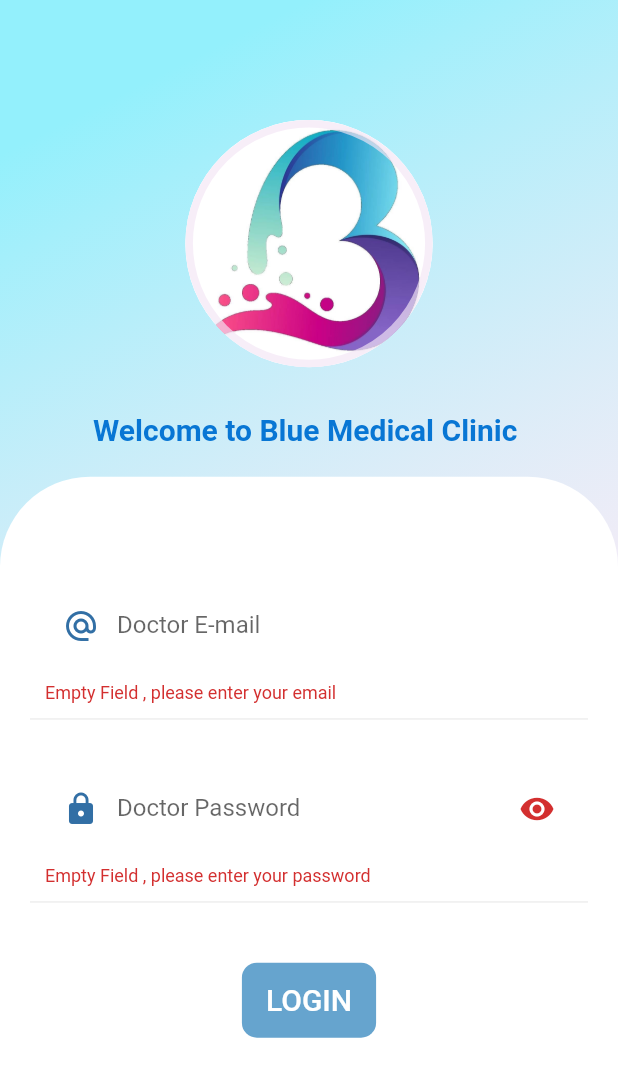
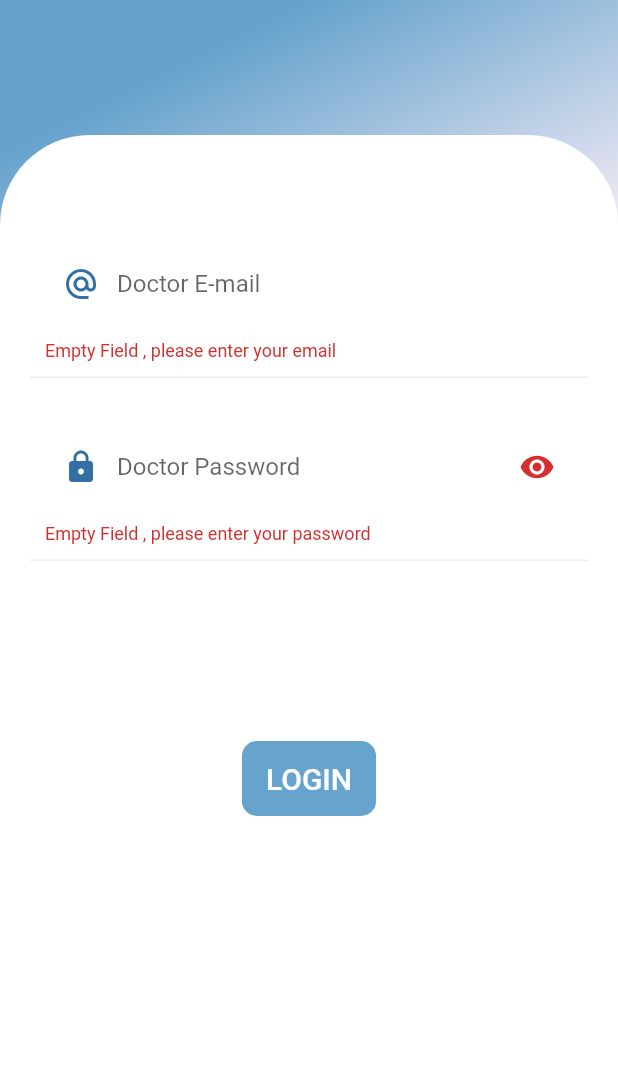
Before and after one commit to NohaAlsalem/Blue_MedicalClinic, a Flutter app: the DoctorLoginScreen screen opened directly, after a tap on "LOGIN", on a phone screen of 412 x 824 dp. Shown: the top 1077 px of the screen. Run offline on Flutter 3.47's test engine with Material 2 defaults, Android fonts, the light colour scheme and no system bars; our stand-ins replace bloc, cloud_firestore, conditional_builder_null_safety, firebase_auth, firebase_core, flutter_bloc and 4 more; accounts and stored records are empty.

Commit message:
Add files via upload

```diff
--- a/lib/modules/user.type.screens/doctor_screens/doctor_login_screen/doctor_login_screen.dart
+++ b/lib/modules/user.type.screens/doctor_screens/doctor_login_screen/doctor_login_screen.dart
@@ -1,6 +1,5 @@
 import 'package:blue_medical_clinic/modules/user.type.screens/doctor_screens/doctor_login_screen/cubit/cubit.dart';
 import 'package:blue_medical_clinic/modules/user.type.screens/patient_screens/home_screen/home_screen.dart';
-import 'package:blue_medical_clinic/modules/user.type.screens/patient_screens/login_screen/input_files/header.dart';
 import 'package:blue_medical_clinic/shared/components/components.dart';
 import 'package:conditional_builder_null_safety/conditional_builder_null_safety.dart';
 import 'package:flutter/material.dart';
@@ -28,16 +27,17 @@
               width: double.infinity,
               decoration: const BoxDecoration(
                 gradient: LinearGradient(begin: Alignment.topCenter, colors: [
+                  Color(0xAA1a76b5),
+                  Color(0xAAf3e5f5),
                   Color(0xff93f0fc),
-                  Color(0xAAf3e5f5),
                 ]),
               ),
               child: Form(
                 key: formKey,
                 child: Column(
                   children: <Widget>[
-                    const SizedBox(height: 50),
-                    const Header(),
+                    const SizedBox(height: 90),
+                   // const Header(),
                     Expanded(
                       child: Container(
                         decoration: const BoxDecoration(
@@ -125,7 +125,7 @@
                                   ),
                                 ),
                                 const SizedBox(
-                                  height: 40,
+                                  height: 120,
                                 ),
                                 ConditionalBuilder(
                                     builder: (BuildContext context) =>
@@ -135,7 +135,7 @@
                                               if (formKey.currentState!
                                                   .validate()) {
                                                 navigateAndFinish(
-                                                    const PatientHomeScreen(),
+                                                     PatientHomeScreen(),
                                                     context);
                                               }
                                             }),
```
